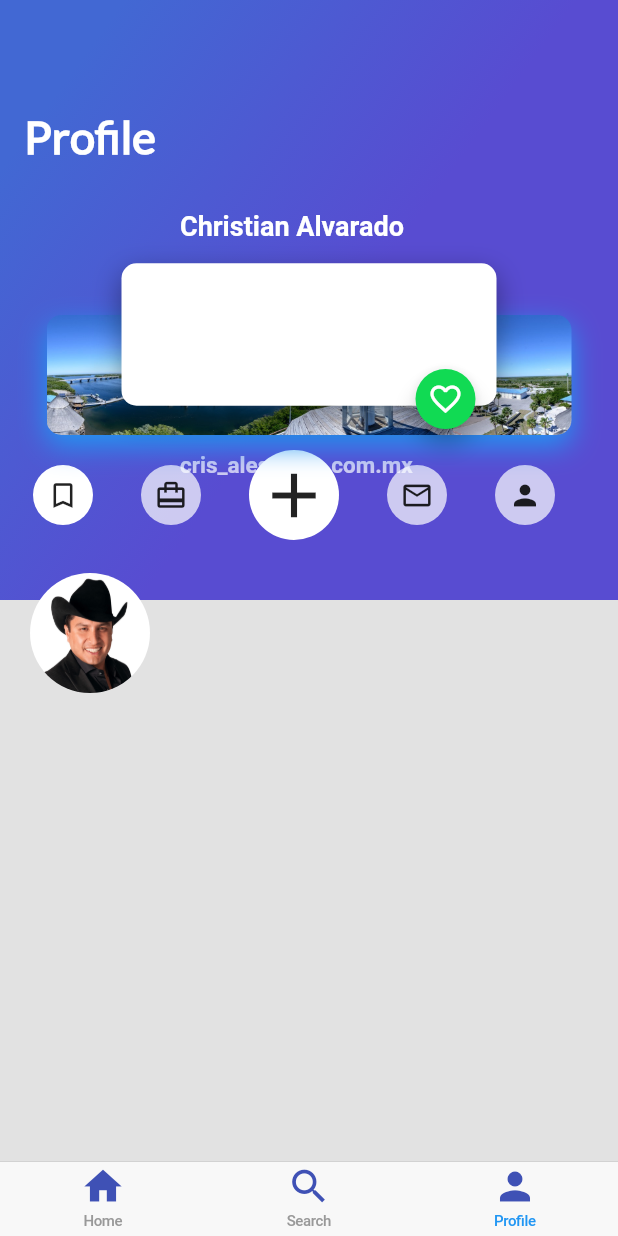
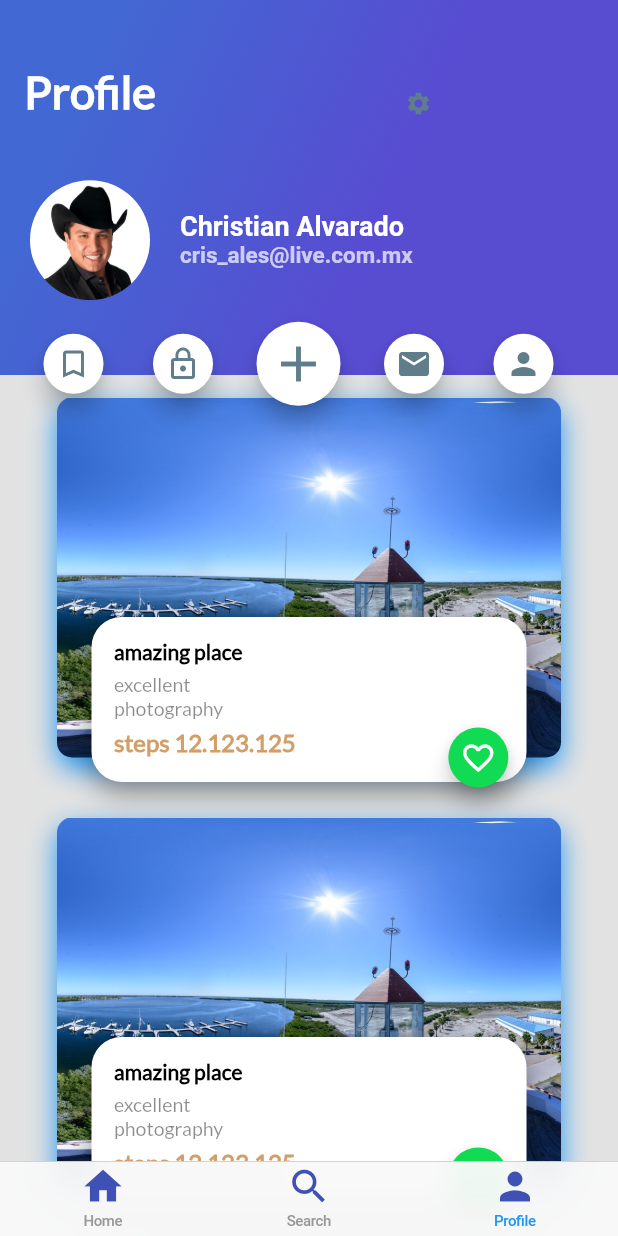
Before and after one commit to christianmagdiel/FlutterPlatzi, a Flutter app: the screen it shows after launch, item 3 of the bottom bar chosen, on a phone screen of 412 x 824 dp. Run offline on Flutter 3.47's test engine with Material 2 defaults, Android fonts, the phone set to English and light mode, and no system bars.

Commit message:
Se termino el desarrollo del profile de la app

```diff
--- /dev/null
+++ b/widgets/lib/button_state.dart
@@ -0,0 +1,35 @@
+import 'package:flutter/material.dart';
+
+class ButtonState extends StatelessWidget{
+  Icon iconButton =Icon(
+    Icons.mail,
+    color: Colors.blueGrey,
+  );
+
+  Color colorState =Colors.white;
+
+
+  String msg= "";
+  bool sizeButton = true;
+
+  ButtonState(this.iconButton,this.colorState,this.sizeButton);
+
+  @override
+  Widget build(BuildContext context) {
+    // TODO: implement build
+
+    return Container(
+      margin: EdgeInsets.only(
+        left: 25,
+      ),
+      child: FloatingActionButton(
+        child: iconButton,
+        mini: sizeButton,
+        backgroundColor: colorState,
+        onPressed: (){
+          colorState = Colors.white54;
+        },
+      ),
+    );
+  }
+}
--- /dev/null
+++ b/widgets/lib/buttons_user_profile.dart
@@ -0,0 +1,33 @@
+import 'package:flutter/material.dart';
+import 'package:widgets/button_state.dart';
+
+class ButtonsUserProfile extends StatefulWidget {
+
+  @override
+  State<StatefulWidget> createState() {
+    // TODO: implement createState
+    return _ButtonsUserProfile();
+  }
+}
+
+class _ButtonsUserProfile extends State<ButtonsUserProfile> {
+  @override
+  Widget build(BuildContext context) {
+    // TODO: implement build
+    return Container(
+        margin: EdgeInsets.only(
+        top: 30.0
+    ),
+    alignment: Alignment(-0.0,-0.5),
+    child: Row(
+    children: <Widget>[
+    ButtonState(Icon(Icons.turned_in_not,color:Colors.blueGrey,),Colors.white,true),
+    ButtonState(Icon(Icons.lock_outline,color:Colors.blueGrey,),Colors.white,true),
+    ButtonState(Icon(Icons.add,color:Colors.blueGrey,size: 40.0,),Colors.white,false),
+    ButtonState(Icon(Icons.mail,color:Colors.blueGrey,),Colors.white,true),
+    ButtonState(Icon(Icons.person, color: Colors.blueGrey,),Colors.white, true),
+    ],
+    )
+    );
+  }
+}
--- a/widgets/lib/card_profile.dart
+++ b/widgets/lib/card_profile.dart
@@ -8,13 +8,11 @@ class CardProfile extends StatelessWidget{
   Widget build(BuildContext context) {
     // TODO: implement build
 
-
-    final card = Center(
-      child: Container(
-        height: 210.0,
-        width: 350.0,
+    final card = Container(
+        height: 240.0,
         margin: EdgeInsets.only(
-            top: 210.0,
+          left: 13.0,
+          right: 13.0
         ),
         decoration: BoxDecoration(
             image: DecorationImage(
@@ -31,78 +29,109 @@ class CardProfile extends StatelessWidget{
               )
             ]
         ),
-      ),
       );
 
-    final description = Container(
+    final cardText = Container(
+      //alignment: Alignment(0.8, 1.2),
+      width: 290.0,
+      height: 110.0,
       margin: EdgeInsets.only(
-          top: 20.0,
-          left: 20.0,
-          right: 20.0
+        left: 13.0,
+        right: 13.0,
       ),
-      child: new Text(
-        "asdas",
-        style: const TextStyle(
-            fontSize: 16.0,
-            fontWeight: FontWeight.bold,
-            color: Color(0xFF56575a)
-        ),
-      ),
-    );
-
-    final textDescription = InkWell(
-      child: Container(
-          margin: EdgeInsets.only(
-              top: 0.0,
-              left: 20.0,
-              right: 20.0
-          ),
-          height: 95.0,
-          width: 250.0,
       decoration: BoxDecoration(
-              borderRadius: BorderRadius.circular(10.0),
-              gradient: LinearGradient(
-                  colors: [
-                    Colors.white,
-                    Colors.white
-                  ],
-                  begin: FractionalOffset(0.2, 0.0),
-                  end: FractionalOffset(1.0, 0.6),
-                  stops: [0.0, 0.6],
-                  tileMode: TileMode.clamp
-              ),
-              boxShadow: <BoxShadow> [
-                BoxShadow (
+          color: Colors.white,
+          borderRadius: BorderRadius.all(Radius.circular(20.0)),
+          shape: BoxShape.rectangle,
+          boxShadow: <BoxShadow>[
+            BoxShadow(
                 color: Colors.black38,
                 blurRadius: 15.0,
                 offset: Offset(0.0, 7.0)
             )
           ]
       ),
-      )
-    );
-
-    final Cuadro = Container(
-      height: 290.0,
-      child: Stack(
-        alignment: Alignment(0.0, -1.0),
+      child: Column(
+        crossAxisAlignment: CrossAxisAlignment.start,
         children: <Widget>[
-          card,
           Container(
-            alignment: Alignment(0.0, 0.8),
-            child: textDescription,
+            padding: EdgeInsets.only(
+                top: 15.0,
+                left: 15.0
+            ),
+            child: Text(
+              "amazing place",
+              style: TextStyle(
+                  color: Colors.black,
+                  fontFamily: "Lato",
+                  fontWeight: FontWeight.bold
+              ),
+            ),
           ),
           Container(
-            alignment: Alignment(0.5, 1.0),
-            child: FloatingActionButtonGreen(),
+            padding: EdgeInsets.only(
+                top: 5.0,
+                left: 15.0
+            ),
+            child: Text(
+              "excellent",
+              style: TextStyle(
+                color: Colors.black45,
+                fontFamily: "Lato",
+                fontSize: 13.0,
+
+              ),
+            ),
+          ),
+          Container(
+            padding: EdgeInsets.only(
+                left: 15.0
+            ),
+            child: Text(
+              "photography",
+              style: TextStyle(
+                  color: Colors.black45,
+                  fontFamily: "Lato",
+                  fontSize: 13.0
+              ),
+            ),
+          ),
+          Container(
+            padding:EdgeInsets.only(
+                top: 5.0,
+                left: 15.0
+            ) ,
+            child: Text(
+              "steps 12.123.125",
+              style: TextStyle(
+                  color: Color.fromRGBO(210, 159, 104, 1),
+                  fontFamily: "Lato",
+                  fontSize: 16.0,
+                  fontWeight: FontWeight.bold
+              ),
+            ),
           ),
         ],
       ),
     );
 
-    return Stack(
+    return  Stack(
+        alignment: Alignment(0.0, 1.25),
         children: <Widget>[
-        Cuadro,
+          Container(
+            margin: EdgeInsets.only(
+
+            ),
+            child: card,
+          ),
+          cardText,
+          Container(
+            margin: EdgeInsets.only(
+              left: 20.0,
+            ),
+            alignment: Alignment(0.7, 1.0),
+            child: FloatingActionButtonGreen(),
+          ),
         ],
     );
   }
--- /dev/null
+++ b/widgets/lib/card_profile_list.dart
@@ -0,0 +1,32 @@
+import 'package:flutter/material.dart';
+
+import 'card_profile.dart';
+
+class CardProfileList extends StatelessWidget{
+
+  @override
+  Widget build(BuildContext context) {
+    // TODO: implement build
+    return Container(
+
+      child: ListView(
+        padding: EdgeInsets.all(25.0),
+        scrollDirection: Axis.vertical,
+        children: <Widget>[
+          Container(
+            margin: EdgeInsets.all(120.0),
+          ),
+          CardProfile(),
+          Container(
+            margin: EdgeInsets.all(20.0),
+          ),
+          CardProfile(),
+          Container(
+            margin: EdgeInsets.all(30.0),
+          ),
+        ],
+      ),
+    );
+  }
+
+}
--- a/widgets/lib/header_profile.dart
+++ b/widgets/lib/header_profile.dart
@@ -1,151 +1,22 @@
 import 'package:flutter/material.dart';
+import 'package:widgets/review_profile.dart';
 
+import 'buttons_user_profile.dart';
 import 'card_profile.dart';
+import 'card_profile_list.dart';
 
 class HeaderProfile extends StatelessWidget{
-
-  String title = "";
-  String pathImage = "assets/img/julion.png";
-  HeaderProfile(this.title);
 
   @override
   Widget build(BuildContext context) {
 
-    final headerBackground = Container(
-      height: 400.0,
-      decoration: BoxDecoration(
-          gradient: LinearGradient(
-              colors: [
-                Color(0xFF4268D3),
-                Color(0xFF584CD1)
-              ],
-              begin: FractionalOffset(0.2,0.0),
-              end: FractionalOffset(1.0,0.6),
-              stops: [0.0,0.6],
-              tileMode: TileMode.clamp
-          )
-      ),
-
-      child: Text(
-        title,
-        style: TextStyle(
-            color: Colors.white,
-            fontSize: 30.0,
-            fontFamily: "Lato",
-            fontWeight: FontWeight.bold
-        ),
-      ),
-      alignment: Alignment(-0.9,-0.6),
-    );
-
-    final photo = Container(
-      margin: EdgeInsets.only(
-          top: 20.0,
-          left: 20.0
-      ),
-      width: 80.0,
-      height: 80.0,
-
-      decoration: BoxDecoration(
-          shape: BoxShape.circle,
-          image: DecorationImage(
-              fit: BoxFit.cover,
-              image: AssetImage(pathImage),
-
-          )
-      ),
-    );
-
-    final nameUser = Container(
-      margin: EdgeInsets.only(
-          top: 140.0,
-          left: 20.0,
-          right: 20.0
-      ),
-      child: Text(
-        "Christian Alvarado",
-        style: const TextStyle(
-            fontSize: 18,
-            fontWeight: FontWeight.bold,
-            color: Colors.white
-        ),
-      ),
-    );
-
-    final emailUser = Container(
-      margin: EdgeInsets.only(
-          top: 140.0,
-          left: 20.0,
-          right: 20.0
-      ),
-      child: Text(
-        "cris_ales@live.com.mx",
-        style: const TextStyle(
-            fontSize: 15,
-            fontWeight: FontWeight.bold,
-            color: Colors.white70
-        ),
-      ),
-    );
-
-    final descriptionUser = Column(
-      crossAxisAlignment: CrossAxisAlignment.start,
-      children: <Widget>[
-        nameUser,
-        emailUser
-      ],
-    );
-
-    final UserPerfil = Row(
-      children: <Widget>[
-        photo,
-        descriptionUser,
-      ],
-    );
-
-    final iconsUser = Row(
-      children: <Widget>[
-        iconShow(Icons.turned_in_not, Colors.white, 40,22),
-        iconShow(Icons.card_travel,Colors.white70,40,22),
-        iconShow(Icons.add,Colors.white, 60, 50),
-        iconShow(Icons.mail_outline,Colors.white70, 40,22),
-        iconShow(Icons.person, Colors.white70, 40,22),
-      ]
-    );
-
     // TODO: implement build
     return Stack(
         children: <Widget>[
-          headerBackground,
-          UserPerfil,
-          iconsUser,
-          CardProfile()
+          ReviewProfile(),
         ],
     );
   }
 
-  iconShow(IconData icondata,Color color ,double sizeCircle, double sizeIcon){
-    return Container(
-
-      margin: EdgeInsets.only(
-        top: 300,
-        right: 10,
-        left: 22
-      ),
-      height: sizeCircle,
-      width: sizeCircle,
-      decoration: BoxDecoration(
-          borderRadius: BorderRadius.circular(30.0),
-          color: color
-      ),
-      child: Center(
-          child:
-          Icon(
-            icondata,
-            size: sizeIcon,
-          )
-      ),
-    );
-  }
 
 }
--- a/widgets/lib/profile_trips.dart
+++ b/widgets/lib/profile_trips.dart
@@ -1,5 +1,8 @@
 import 'package:flutter/material.dart';
-
+import 'package:widgets/card_profile_list.dart';
+import 'package:widgets/gradient_back.dart';
+import 'package:widgets/review_profile.dart';
+import 'buttons_user_profile.dart';
 import 'header_profile.dart';
 
 class ProfileTrips extends StatelessWidget {
@@ -7,11 +10,25 @@ class ProfileTrips extends StatelessWidget {
   @override
   Widget build(BuildContext context) {
     // TODO: implement build
+
     return Stack(
       children: <Widget>[
-        HeaderProfile("Profile")
+        CardProfileList(),
+       GradientBack("Profile"),
+        Container(
+            margin: EdgeInsets.only(
+              top: 60.0,
+              left: 270.0
+            ),
+          child: Icon(
+            Icons.settings,
+            color: Colors.blueGrey,
+            size: 18.0,
+          ),
+        ),
+        ReviewProfile(),
+        ButtonsUserProfile(),
       ],
     );
   }
-
 }
--- /dev/null
+++ b/widgets/lib/review_profile.dart
@@ -0,0 +1,94 @@
+import 'package:flutter/material.dart';
+
+class ReviewProfile extends StatelessWidget{
+  String pathImage = "assets/img/julion.png";
+
+
+  @override
+  Widget build(BuildContext context) {
+    // TODO: implement build
+
+    final emailUser = Container(
+      margin: EdgeInsets.only(
+          left: 20.0
+      ),
+      child : Row(
+        crossAxisAlignment: CrossAxisAlignment.start,
+        children: <Widget>[
+          Text(
+            "cris_ales@live.com.mx",
+            textAlign: TextAlign.left,
+            style: const TextStyle(
+                fontSize: 15,
+                fontWeight: FontWeight.bold,
+                color: Colors.white70
+            ),
+          ),
+          Container(
+            margin: EdgeInsets.only(
+              left: 5.0
+            ),
+          )
+        ],
+      ),
+
+    );
+
+    final nameUser = Container(
+      margin: EdgeInsets.only(
+          top: 20,
+          left: 20.0
+      ),
+      child: Text(
+        "Christian Alvarado",
+        textAlign: TextAlign.left,
+        style: const TextStyle(
+            fontSize: 18,
+            fontWeight: FontWeight.bold,
+            color: Colors.white
+        ),
+      ),
+    );
+
+
+    final userDetails = Column(
+      crossAxisAlignment: CrossAxisAlignment.start,
+      children: <Widget>[
+        nameUser,
+        emailUser
+      ],
+    );
+
+    final photo = Container(
+      margin: EdgeInsets.only(
+          left: 20.0
+      ),
+      width: 80.0,
+      height: 80.0,
+      decoration: BoxDecoration(
+          shape: BoxShape.circle,
+          image: DecorationImage(
+            fit: BoxFit.cover,
+            image: AssetImage(pathImage),
+          )
+      ),
+    );
+
+    return Container(
+      margin: EdgeInsets.only(
+        top: 10.0
+      ),
+      alignment: Alignment(-0.9,-0.7),
+      child: Row(
+        children: <Widget>[
+          photo,
+          Container(
+            height: 80.0,
+            child: userDetails,
+          )
+        ],
+      ),
+    );
+  }
+
+}
```
Lines whose indentation alone changed are shown as unchanged.
